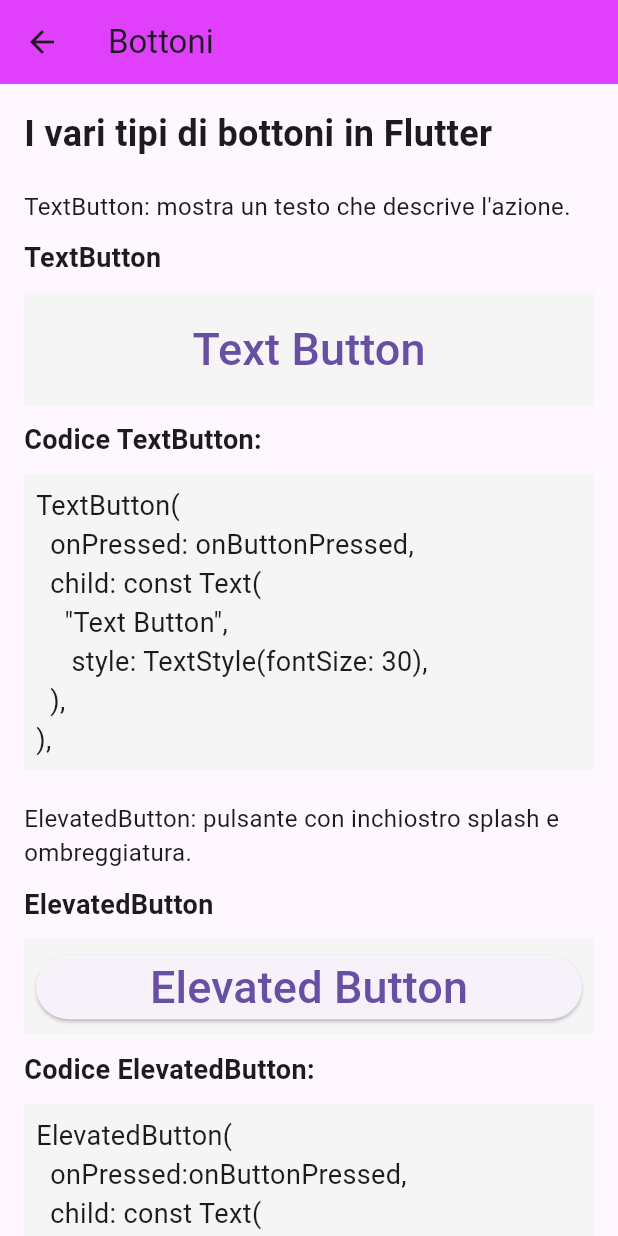
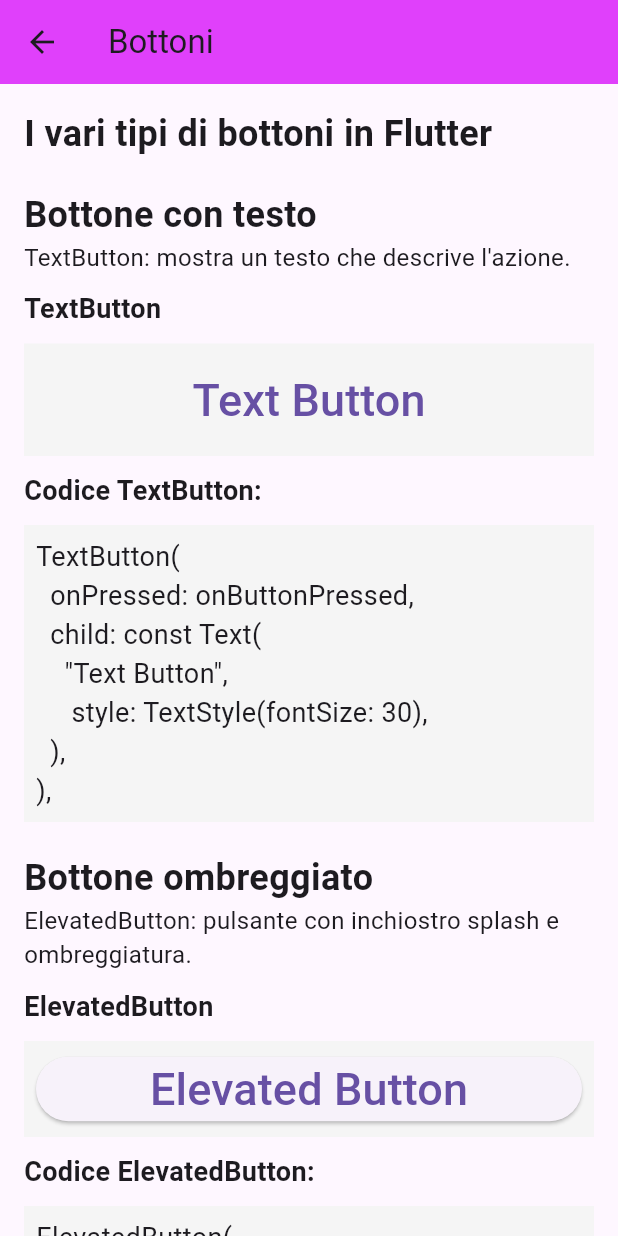
Before and after one commit to TheDollMaster98/flutter_tutorial, a Flutter app: the Tutorial3 screen opened by its route, on a phone screen of 412 x 824 dp. Run offline on Flutter 3.47's test engine with Material 3 defaults, Android fonts, the light colour scheme and no system bars; missing offline and left inert: intro_flutter_0.

Commit message:
Fix bottoni

```diff
--- a/lib/flutter_start/tutorial_3_buttons/tutorial_3.dart
+++ b/lib/flutter_start/tutorial_3_buttons/tutorial_3.dart
@@ -24,6 +24,7 @@
             sectionTitle("I vari tipi di bottoni in Flutter"),
             const SizedBox(height: 20),
             // Spiegazione del TextButton
+            sectionTitle("Bottone con testo"),
             explanationText(
               "TextButton: mostra un testo che descrive l'azione.",
             ),
@@ -52,6 +53,7 @@
 ),'''),
             ),
             const SizedBox(height: 20),
+            sectionTitle("Bottone ombreggiato"),
             // Spiegazione dell'ElevatedButton
             explanationText(
               "ElevatedButton: pulsante con inchiostro splash e ombreggiatura.",
@@ -81,6 +83,7 @@
 ),'''),
             ),
             const SizedBox(height: 20),
+            sectionTitle("Bottone con icona"),
             // Spiegazione dell'IconButton
             explanationText(
               "IconButton: pulsante con un'icona senza testo.",
```
